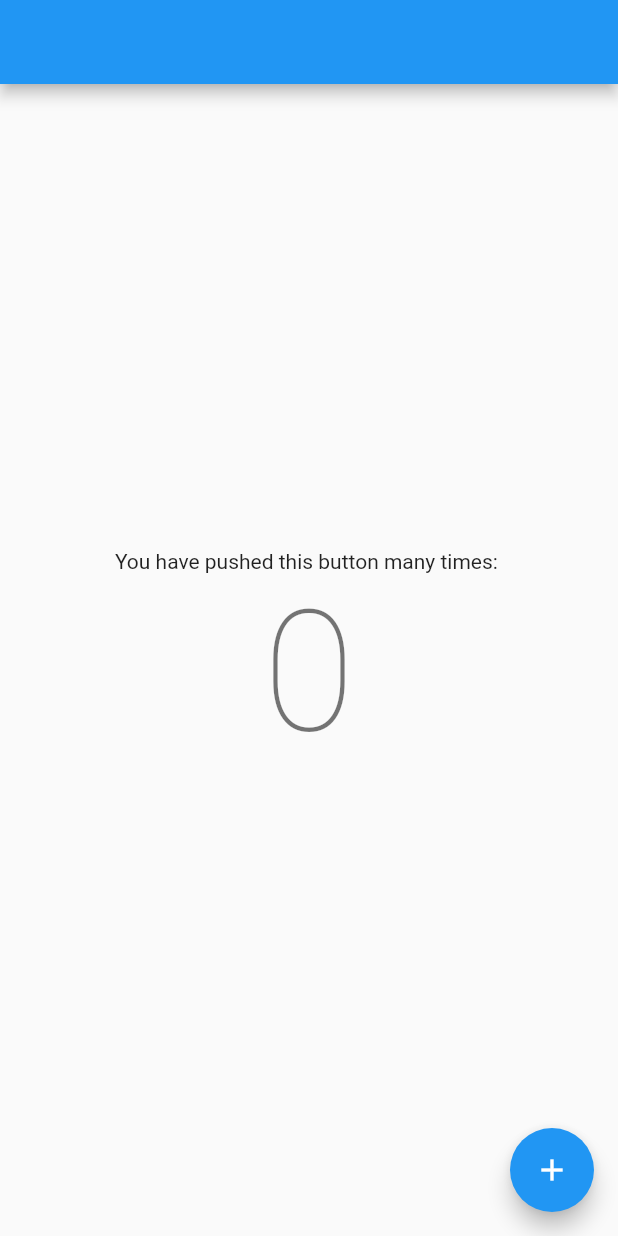
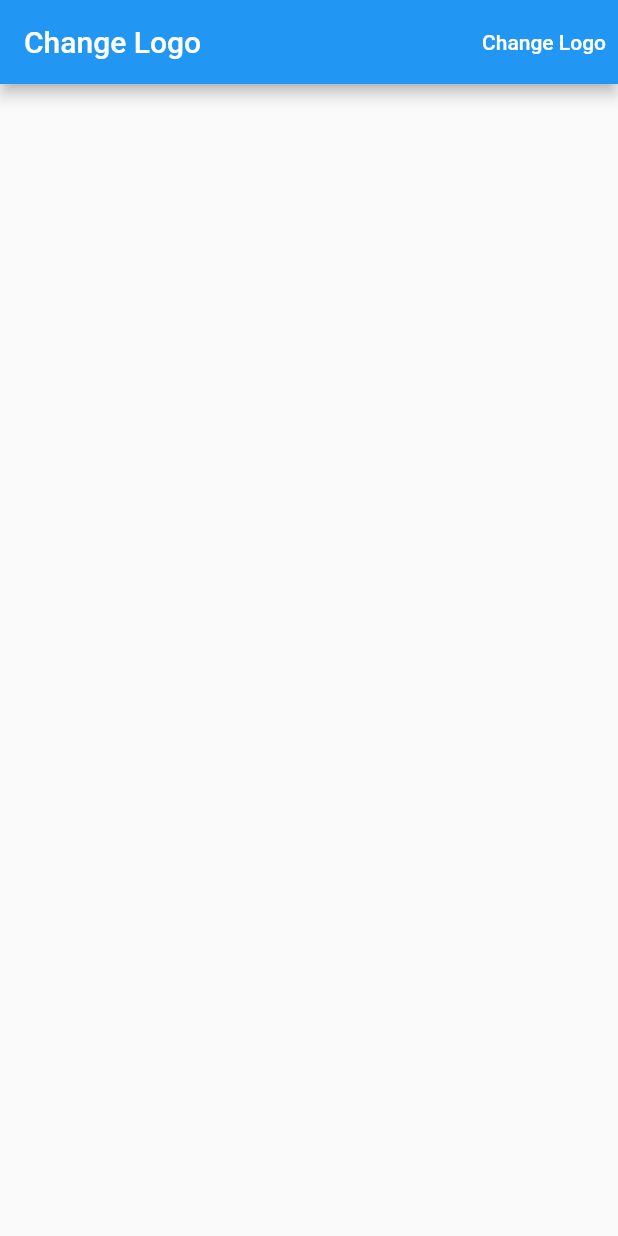
Before and after one commit to GeonwooVincentKim/Flutter_Example_1, a Flutter app: the MyHomePage screen opened directly with empty values, on a phone screen of 412 x 824 dp. Run offline on Flutter 3.47's test engine with Material 2 defaults, Android fonts, the phone set to English and light mode, and no system bars; our stand-ins replace connectivity_plus, dio, overlay_support, shared_preferences, url_strategy; missing offline and left inert: consumer; accounts and stored records are empty.

```diff
--- a/lib/shared_preference/app_screens/home.dart
+++ b/lib/shared_preference/app_screens/home.dart
@@ -1,4 +1,5 @@
 import 'package:flutter/material.dart';
+import 'package:flutter_application_1_1/http_kakao_example/app_screens/largefile_main.dart';
 import 'package:shared_preferences/shared_preferences.dart';
 
 
@@ -49,24 +50,41 @@ class _MyHomePageState extends State<MyHomePage> {
 
   @override
   Widget build(BuildContext context) {
+    // return Scaffold(
+    //   appBar: AppBar(
+    //     title: Text(widget.title),
+    //   ),
+    //   body: Center(
+    //     child: Column(
+    //       mainAxisAlignment: MainAxisAlignment.center,
+    //       children: [
+    //         const Text('You have pushed this button many times: '),
+    //         Text('$_counter', style: Theme.of(context).textTheme.displayLarge)
+    //       ],
+    //     )
+    //   ),
+    //   floatingActionButton: FloatingActionButton(
+    //     onPressed: _incrementCounter,
+    //     tooltip: 'Increment',
+    //     child: const Icon(Icons.add)
+    //   ),
+    // );
     return Scaffold(
       appBar: AppBar(
-        title: Text(widget.title),
+        title: const Text('Change Logo'),
+        actions: [
+          TextButton(
+            onPressed: () {
+              Navigator.of(context).push(MaterialPageRoute(builder: (context) => LargeFileMain()));
+            },
+            child: const Text(
+              'Change Logo',
+              style: TextStyle(color: Colors.white)
+            )
+          )
+        ],
       ),
-      body: Center(
-        child: Column(
-          mainAxisAlignment: MainAxisAlignment.center,
-          children: [
-            const Text('You have pushed this button many times: '),
-            Text('$_counter', style: Theme.of(context).textTheme.displayLarge)
-          ],
-        )
-      ),
-      floatingActionButton: FloatingActionButton(
-        onPressed: _incrementCounter,
-        tooltip: 'Increment',
-        child: const Icon(Icons.add)
-      ),
+      body: Container()
     );
   }
 }
--- a/lib/shared_preference/main.dart
+++ b/lib/shared_preference/main.dart
@@ -1,5 +1,6 @@
 import 'package:flutter/material.dart';
-import 'package:flutter_application_1_1/shared_preference/app_screens/file_app.dart';
+// import 'package:flutter_application_1_1/shared_preference/app_screens/file_app.dart';
+import 'package:flutter_application_1_1/shared_preference/app_screens/intro_page.dart';
 
 void main() => runApp(MyApp());
 
@@ -11,7 +12,7 @@ class MyApp extends StatelessWidget {
     return MaterialApp(
       title: 'Flutter Demo',
       theme: ThemeData(primarySwatch: Colors.blue),
-      home: const FileApp()
+      home: const IntroPage()
       // home: const MyHomePage(title: 'internal_example'),
     );
   }
```
Also changed, not shown: lib/shared_preference/app_screens/intro_page.dart (added, +64 -0 lines).
